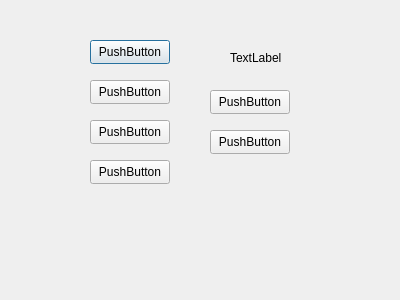
Before: the Qt Designer form librarianaccountpage.ui in cameron001/cs100_finalproject, drawn with Qt 5.
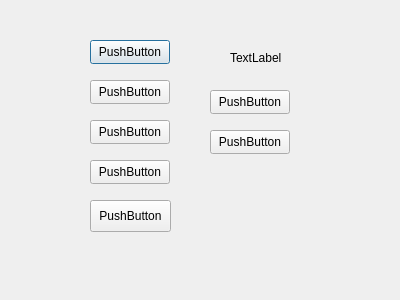
After: the same form once the commit is applied.

Commit message: login session/logout functionality added

The edit to the form file:
```diff
--- a/librarianaccountpage.ui
+++ b/librarianaccountpage.ui
@@ -104,6 +104,19 @@
     <string>PushButton</string>
    </property>
   </widget>
+  <widget class="QPushButton" name="logout">
+   <property name="geometry">
+    <rect>
+     <x>90</x>
+     <y>200</y>
+     <width>81</width>
+     <height>32</height>
+    </rect>
+   </property>
+   <property name="text">
+    <string>PushButton</string>
+   </property>
+  </widget>
  </widget>
  <resources/>
  <connections/>
```
The commit also changes 20 other files.
